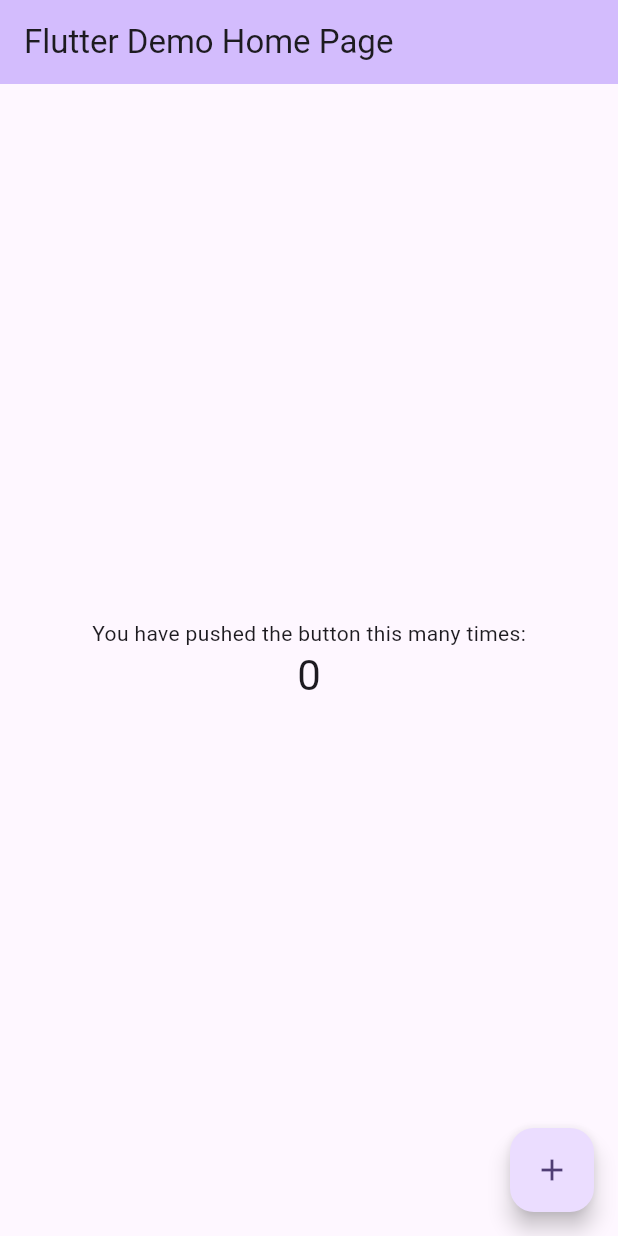
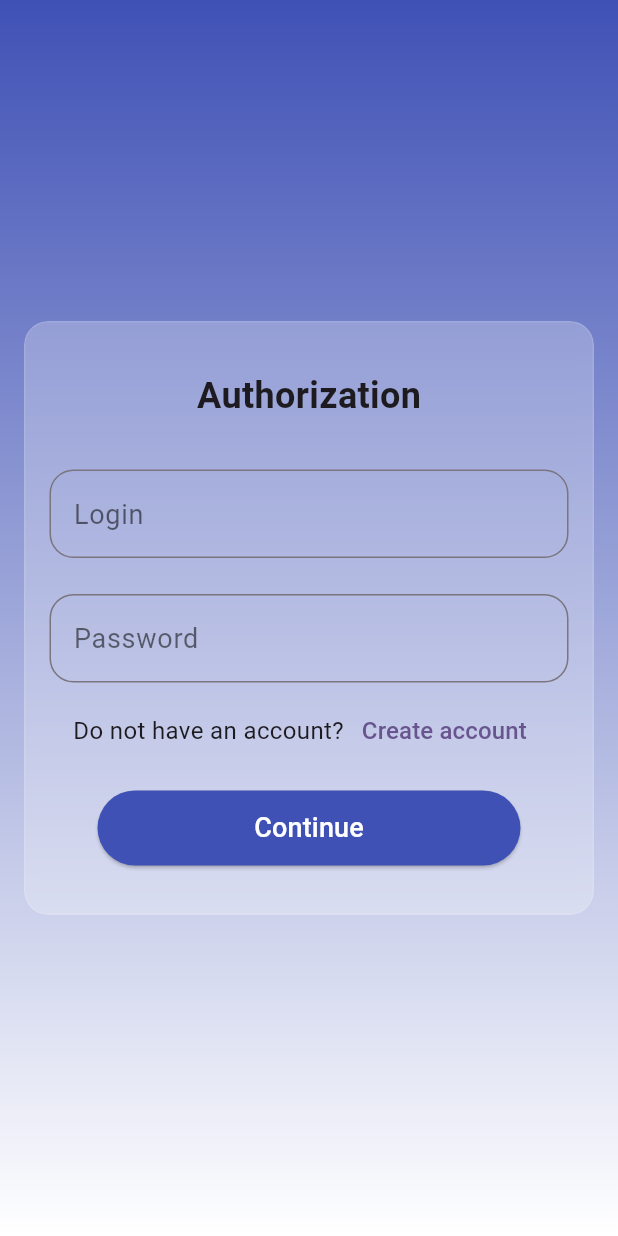
Before and after one commit to Vanyaaafc/NotesApp, a Flutter app: the screen it shows after launch, on a phone screen of 412 x 824 dp. Run offline on Flutter 3.47's test engine with Material 3 defaults, Android fonts, the phone set to English and light mode, and no system bars.

Commit message:
UI for AuthScreen

```diff
--- /dev/null
+++ b/lib/features/auth_screen/presentation/auth_screen.dart
@@ -0,0 +1,83 @@
+import 'dart:ui';
+import 'package:flutter/material.dart';
+import 'package:notes_app/shared/widgets/buttons/continue_button.dart';
+import 'package:notes_app/shared/widgets/text/title_text.dart';
+import 'package:notes_app/shared/widgets/text_fields/main_text_field.dart';
+
+class AuthScreen extends StatefulWidget {
+  const AuthScreen({super.key});
+
+  @override
+  State<AuthScreen> createState() => _AuthScreenState();
+}
+
+class _AuthScreenState extends State<AuthScreen> {
+  final TextEditingController _loginController = TextEditingController();
+  final TextEditingController _passwordController = TextEditingController();
+
+  @override
+  Widget build(BuildContext context) {
+    return Scaffold(
+      body: Container(
+        decoration: const BoxDecoration(
+          gradient: LinearGradient(
+            begin: Alignment.topCenter,
+            end: Alignment.bottomCenter,
+            colors: [
+              Colors.indigo,
+              Colors.white,
+            ],
+          ),
+        ),
+        child: SafeArea(
+          child: Center(
+            child: Padding(
+              padding: const EdgeInsets.all(16),
+              child: ClipRRect(
+                borderRadius: BorderRadius.circular(16),
+                child: BackdropFilter(
+                  filter: ImageFilter.blur(sigmaX: 10, sigmaY: 10),
+                  child: Container(
+                    decoration: BoxDecoration(
+                      color: Colors.white.withOpacity(0.25),
+                      borderRadius: BorderRadius.circular(16),
+                      border: Border.all(color: Colors.white.withOpacity(0.1)),
+                    ),
+                    padding: const EdgeInsets.symmetric(vertical: 32, horizontal: 16),
+                    child: Column(
+                      mainAxisSize: MainAxisSize.min,
+                      mainAxisAlignment: MainAxisAlignment.center,
+                      children: [
+                        const TitleText(title: 'Authorization'),
+                        const SizedBox(height: 32),
+                        MainTextField(hint: 'Login', controller: _loginController),
+                        const SizedBox(height: 24),
+                        MainTextField(hint: 'Password', controller: _passwordController),
+                        const SizedBox(height: 8),
+                        Row(
+                          mainAxisAlignment: MainAxisAlignment.center,
+                          children: [
+                            const Text('Do not have an account?', style: TextStyle(fontSize: 16)),
+                            TextButton(
+                              onPressed: () {},
+                              child: const Text('Create account', style: TextStyle(fontSize: 16)),
+                            ),
+                          ],
+                        ),
+                        const SizedBox(height: 16),
+                        Padding(
+                          padding: const EdgeInsets.symmetric(horizontal: 32),
+                          child: ContinueButton(onPressed: () {}, text: 'Continue'),
+                        ),
+                      ],
+                    ),
+                  ),
+                ),
+              ),
+            ),
+          ),
+        ),
+      ),
+    );
+  }
+}
--- a/lib/main.dart
+++ b/lib/main.dart
@@ -1,4 +1,5 @@
 import 'package:flutter/material.dart';
+import 'package:notes_app/features/auth_screen/presentation/auth_screen.dart';
 
 void main() {
   runApp(const MyApp());
@@ -10,91 +11,12 @@ class MyApp extends StatelessWidget {
   @override
   Widget build(BuildContext context) {
     return MaterialApp(
-      title: 'Flutter Demo',
+      debugShowCheckedModeBanner: false,
       theme: ThemeData(
         colorScheme: ColorScheme.fromSeed(seedColor: Colors.deepPurple),
         useMaterial3: true,
       ),
-      home: const MyHomePage(title: 'Flutter Demo Home Page'),
+      home: const AuthScreen(),
     );
   }
 }
-
-class MyHomePage extends StatefulWidget {
-  const MyHomePage({super.key, required this.title});
-
-  final String title;
-
-  @override
-  State<MyHomePage> createState() => _MyHomePageState();
-}
-
-class _MyHomePageState extends State<MyHomePage> {
-  int _counter = 0;
-
-  void _incrementCounter() {
-    setState(() {
-      // This call to setState tells the Flutter framework that something has
-      // changed in this State, which causes it to rerun the build method below
-      // so that the display can reflect the updated values. If we changed
-      // _counter without calling setState(), then the build method would not be
-      // called again, and so nothing would appear to happen.
-      _counter++;
-    });
-  }
-
-  @override
-  Widget build(BuildContext context) {
-    // This method is rerun every time setState is called, for instance as done
-    // by the _incrementCounter method above.
-    //
-    // The Flutter framework has been optimized to make rerunning build methods
-    // fast, so that you can just rebuild anything that needs updating rather
-    // than having to individually change instances of widgets.
-    return Scaffold(
-      appBar: AppBar(
-        // TRY THIS: Try changing the color here to a specific color (to
-        // Colors.amber, perhaps?) and trigger a hot reload to see the AppBar
-        // change color while the other colors stay the same.
-        backgroundColor: Theme.of(context).colorScheme.inversePrimary,
-        // Here we take the value from the MyHomePage object that was created by
-        // the App.build method, and use it to set our appbar title.
-        title: Text(widget.title),
-      ),
-      body: Center(
-        // Center is a layout widget. It takes a single child and positions it
-        // in the middle of the parent.
-        child: Column(
-          // Column is also a layout widget. It takes a list of children and
-          // arranges them vertically. By default, it sizes itself to fit its
-          // children horizontally, and tries to be as tall as its parent.
-          //
-          // Column has various properties to control how it sizes itself and
-          // how it positions its children. Here we use mainAxisAlignment to
-          // center the children vertically; the main axis here is the vertical
-          // axis because Columns are vertical (the cross axis would be
-          // horizontal).
-          //
-          // TRY THIS: Invoke "debug painting" (choose the "Toggle Debug Paint"
-          // action in the IDE, or press "p" in the console), to see the
-          // wireframe for each widget.
-          mainAxisAlignment: MainAxisAlignment.center,
-          children: <Widget>[
-            const Text(
-              'You have pushed the button this many times:',
-            ),
-            Text(
-              '$_counter',
-              style: Theme.of(context).textTheme.headlineMedium,
-            ),
-          ],
-        ),
-      ),
-      floatingActionButton: FloatingActionButton(
-        onPressed: _incrementCounter,
-        tooltip: 'Increment',
-        child: const Icon(Icons.add),
-      ), // This trailing comma makes auto-formatting nicer for build methods.
-    );
-  }
-}
--- /dev/null
+++ b/lib/shared/widgets/buttons/continue_button.dart
@@ -0,0 +1,26 @@
+import 'package:flutter/material.dart';
+
+class ContinueButton extends StatelessWidget {
+  final void Function() onPressed;
+  final String text;
+
+  const ContinueButton(
+      {super.key, required this.onPressed, required this.text});
+
+  @override
+  Widget build(BuildContext context) {
+    return SizedBox(
+      height: 50,
+      width: double.infinity,
+      child: ElevatedButton(
+          onPressed: onPressed,
+          style: ButtonStyle(
+            backgroundColor: WidgetStateProperty.all<Color>(Colors.indigo)
+          ),
+          child: Text(
+            text,
+            style: const TextStyle(fontWeight: FontWeight.w500, fontSize: 18, color: Colors.white),
+          )),
+    );
+  }
+}
--- /dev/null
+++ b/lib/shared/widgets/text/title_text.dart
@@ -0,0 +1,15 @@
+import 'package:flutter/material.dart';
+
+class TitleText extends StatelessWidget {
+  final String title;
+
+  const TitleText({super.key, required this.title});
+
+  @override
+  Widget build(BuildContext context) {
+    return Text(
+      title,
+      style: const TextStyle(fontSize: 24, fontWeight: FontWeight.w700),
+    );
+  }
+}
--- /dev/null
+++ b/lib/shared/widgets/text_fields/main_text_field.dart
@@ -0,0 +1,22 @@
+import 'package:flutter/material.dart';
+
+class MainTextField extends StatelessWidget {
+  final TextEditingController controller;
+  final String hint;
+  const MainTextField({super.key, required this.hint, required this.controller});
+
+  @override
+  Widget build(BuildContext context) {
+    return TextField(
+      controller: controller,
+      maxLines: 1,
+      decoration: InputDecoration(
+        hintStyle: const TextStyle(fontSize: 18, color: Colors.black54),
+        hintText: hint,
+        border: const OutlineInputBorder(
+          borderRadius: BorderRadius.all(Radius.circular(16))
+        )
+      ),
+    );
+  }
+}
```
